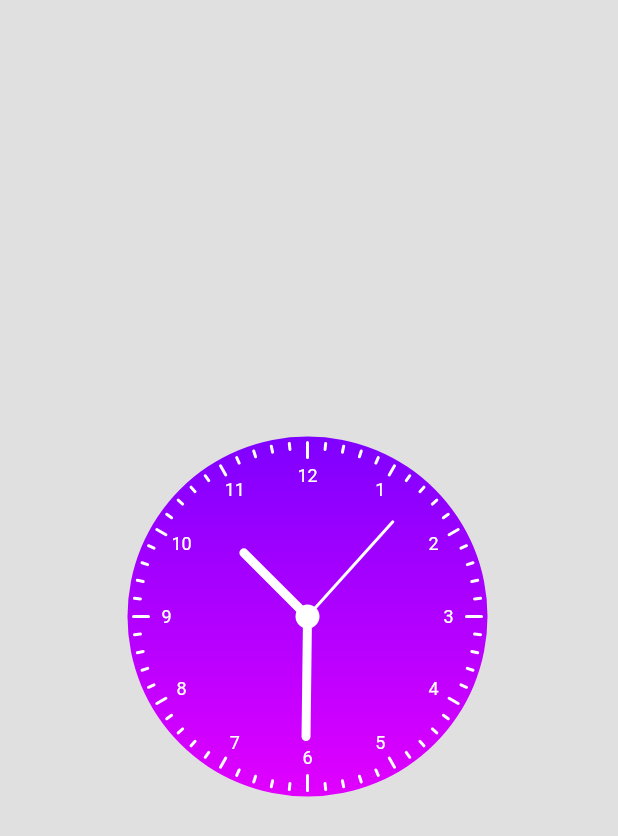
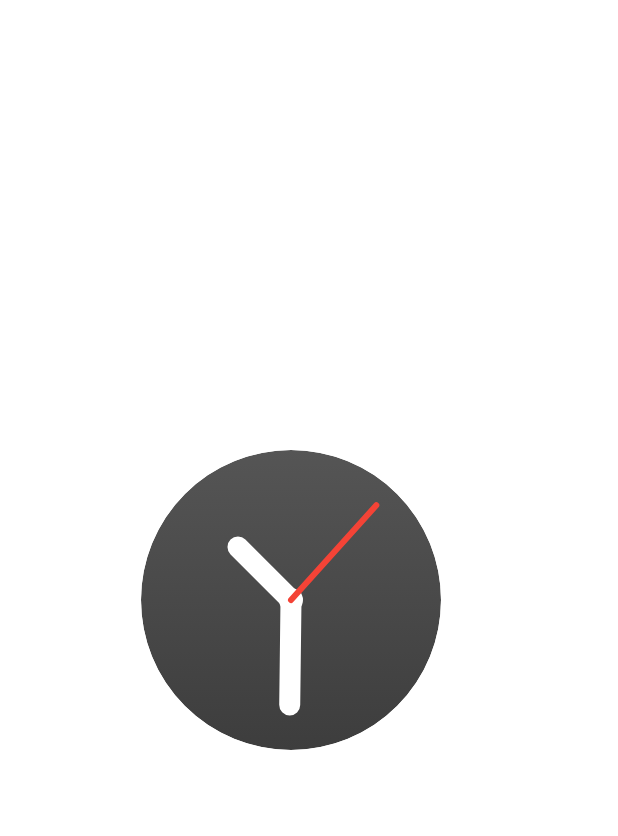
Before and after one commit to Bharathh-Raj/clock_app, a Flutter app: the screen it shows after launch, on a phone screen of 412 x 824 dp. Shown: the top 836 px of the screen. Run offline on Flutter 3.47's test engine with Material 2 defaults, Android fonts, the phone set to English and light mode, and no system bars.

Commit message:
added Material clock face

```diff
--- /dev/null
+++ b/lib/clock_faces/material_clock_face.dart
@@ -0,0 +1,29 @@
+import 'package:clock_app/core/clock/clock.dart';
+import 'package:flutter/material.dart';
+
+class MaterialClockFace extends StatelessWidget {
+  const MaterialClockFace({Key? key}) : super(key: key);
+
+  @override
+  Widget build(BuildContext context) {
+    return Container(
+      color: Colors.white10,
+      child: Center(
+        child: Clock(
+          clockRadius: 100,
+          hourHandLength: 50,
+          minuteHandLength: 70,
+          secondHandLength: 85,
+          showClockFrame: true,
+          showMinuteLines: false,
+          clockFrameStrokeWidth: 24,
+          gradientColorList: [Color(0xff555555), Color(0xff3D3D3D)],
+          hourHandStrokeWidth: 14,
+          minuteHandStrokeWidth: 14,
+          secondHandStrokeWidth: 4,
+          secondHandColor: Colors.red,
+        ),
+      ),
+    );
+  }
+}
--- a/lib/core/clock/base_clock.dart
+++ b/lib/core/clock/base_clock.dart
@@ -12,6 +12,8 @@ class BaseClock extends CustomPainter {
   final double clockRadius;
   final bool showClockFrame;
   final double clockFrameStrokeWidth;
+  final List<Color> gradientColorList;
+  final bool showMinuteLines;
   late final double _minuteLineExtremePointRadius;
 
   BaseClock({
@@ -22,6 +24,8 @@ class BaseClock extends CustomPainter {
     required this.minuteLineDivBy5Length,
     required this.minuteLineDivBy15Length,
     required this.clockFrameStrokeWidth,
+    required this.gradientColorList,
+    required this.showMinuteLines,
   }) : _minuteLineExtremePointRadius = clockRadius - spaceBeyondMinuteLine;
 
   @override
@@ -32,7 +36,7 @@ class BaseClock extends CustomPainter {
     canvas.translate(clockRadius, clockRadius);
     _drawBaseCircle(canvas);
     if (showClockFrame) _drawClockFrame(canvas);
-    _drawMinutesLine(canvas);
+    if (showMinuteLines) _drawMinutesLine(canvas);
     _drawCenterCircle(canvas);
     canvas.restore();
   }
@@ -42,10 +46,16 @@ class BaseClock extends CustomPainter {
       ..shader = ui.Gradient.linear(
         Offset(0, -clockRadius),
         Offset(0, clockRadius),
-        [Color(0xff7f00ff), Color(0xffE100FF)],
+        gradientColorList,
       )
       ..style = PaintingStyle.fill;
     canvas.drawCircle(Offset(0, 0), clockRadius, _paint);
+  }
+
+  void _drawShadow(Canvas canvas) {
+    final Path path = Path();
+    path.addOval(Rect.fromCircle(center: Offset(0, 0), radius: clockRadius + 24));
+    canvas.drawShadow(path, Color(0xff000000), 3, true);
   }
 
   void _drawClockFrame(Canvas canvas) {
--- a/lib/clock_faces/samsung_watch_face/samsung_watch.dart
+++ b/lib/core/clock/clock.dart
@@ -2,7 +2,7 @@ import 'package:clock_app/core/clock/base_clock.dart';
 import 'package:clock_app/core/clock/clock_hands.dart';
 import 'package:flutter/material.dart';
 
-class SamsungWatch extends StatefulWidget {
+class Clock extends StatefulWidget {
   final double clockRadius;
   final double spaceBeyondMinuteLine;
   final double minuteLineLength;
@@ -11,17 +11,34 @@ class SamsungWatch extends StatefulWidget {
   final double hourHandLength;
   final double minuteHandLength;
   final double secondHandLength;
+  final double hourHandStrokeWidth;
+  final double minuteHandStrokeWidth;
+  final double secondHandStrokeWidth;
 
   final bool showSecondHand;
   final bool showMinuteHand;
   final bool showHourHand;
+  final bool showMinuteLines;
+
+  final Color hourHandColor;
+  final Color minuteHandColor;
+  final Color secondHandColor;
 
   final bool showClockFrame;
   final double clockFrameStrokeWidth;
 
-  const SamsungWatch({
+  final List<Color> gradientColorList;
+
+  const Clock({
     Key? key,
     required this.clockRadius,
+    required this.gradientColorList,
+    required this.hourHandStrokeWidth,
+    required this.minuteHandStrokeWidth,
+    required this.secondHandStrokeWidth,
+    this.hourHandColor = Colors.white,
+    this.minuteHandColor = Colors.white,
+    this.secondHandColor = Colors.white,
     this.spaceBeyondMinuteLine = 4,
     this.minuteLineLength = 4,
     this.minuteLineDivBy5Length = 7,
@@ -29,6 +46,7 @@ class SamsungWatch extends StatefulWidget {
     this.minuteHandLength = 0,
     this.hourHandLength = 0,
     this.secondHandLength = 0,
+    this.showMinuteLines = true,
     this.showSecondHand = true,
     this.showMinuteHand = true,
     this.showHourHand = true,
@@ -37,10 +55,10 @@ class SamsungWatch extends StatefulWidget {
   }) : super(key: key);
 
   @override
-  _SamsungWatchState createState() => _SamsungWatchState();
+  _ClockState createState() => _ClockState();
 }
 
-class _SamsungWatchState extends State<SamsungWatch> {
+class _ClockState extends State<Clock> {
   late DateTime _currentTime;
   late final Stream<DateTime> _timer;
   @override
@@ -61,6 +79,7 @@ class _SamsungWatchState extends State<SamsungWatch> {
       child: CustomPaint(
         size: Size(widget.clockRadius * 2, widget.clockRadius * 2),
         painter: BaseClock(
+          showMinuteLines: widget.showMinuteLines,
           clockRadius: widget.clockRadius,
           minuteLineLength: widget.minuteLineLength,
           minuteLineDivBy5Length: widget.minuteLineDivBy5Length,
@@ -68,6 +87,7 @@ class _SamsungWatchState extends State<SamsungWatch> {
           spaceBeyondMinuteLine: widget.spaceBeyondMinuteLine,
           showClockFrame: widget.showClockFrame,
           clockFrameStrokeWidth: widget.clockFrameStrokeWidth,
+          gradientColorList: widget.gradientColorList,
         ),
         willChange: false,
         child: StreamBuilder(
@@ -83,6 +103,12 @@ class _SamsungWatchState extends State<SamsungWatch> {
                 showHourHand: widget.showHourHand,
                 showMinuteHand: widget.showMinuteHand,
                 showSecondHand: widget.showSecondHand,
+                hourHandStrokeWidth: widget.hourHandStrokeWidth,
+                minuteHandStrokeWidth: widget.minuteHandStrokeWidth,
+                secondHandStrokeWidth: widget.secondHandStrokeWidth,
+                hourHandColor: widget.hourHandColor,
+                secondHandColor: widget.secondHandColor,
+                minuteHandColor: widget.minuteHandColor,
               ),
               willChange: true,
             );
--- a/lib/core/clock/clock_hands.dart
+++ b/lib/core/clock/clock_hands.dart
@@ -9,6 +9,12 @@ class ClockHands extends CustomPainter {
   final double hourHandLength;
   final double minuteHandLength;
   final double secondHandLength;
+  final double hourHandStrokeWidth;
+  final double minuteHandStrokeWidth;
+  final double secondHandStrokeWidth;
+  final Color hourHandColor;
+  final Color minuteHandColor;
+  final Color secondHandColor;
   final DateTime dateTime;
   final double clockRadius;
 
@@ -17,6 +23,12 @@ class ClockHands extends CustomPainter {
   final bool showHourHand;
 
   ClockHands({
+    required this.hourHandStrokeWidth,
+    required this.minuteHandStrokeWidth,
+    required this.secondHandStrokeWidth,
+    required this.minuteHandColor,
+    required this.secondHandColor,
+    required this.hourHandColor,
     required this.clockRadius,
     required this.dateTime,
     required this.minuteHandLength,
@@ -43,9 +55,9 @@ class ClockHands extends CustomPainter {
   void _drawHoursHand(Canvas canvas) {
     final Paint _paint = Paint()
       ..style = PaintingStyle.fill
-      ..strokeWidth = 6
+      ..strokeWidth = hourHandStrokeWidth
       ..strokeCap = ui.StrokeCap.round
-      ..color = Colors.white;
+      ..color = hourHandColor;
 
     final double _hourHandTheta = ((dateTime.hour % 12) * Constants.angleBetweenEachHourLine) +
         (Constants.angleBetweenEachHourLine * ((1 / Constants.numberOfMinutes) * dateTime.minute));
@@ -57,9 +69,9 @@ class ClockHands extends CustomPainter {
   void _drawMinuteHand(Canvas canvas) {
     final Paint _paint = Paint()
       ..style = PaintingStyle.fill
-      ..strokeWidth = 6
+      ..strokeWidth = minuteHandStrokeWidth
       ..strokeCap = ui.StrokeCap.round
-      ..color = Colors.white;
+      ..color = minuteHandColor;
 
     final double _minuteHandTheta = (dateTime.minute * Constants.angleBetweenEachMinuteLine) +
         (Constants.angleBetweenEachMinuteLine * ((1 / Constants.numberOfSeconds) * dateTime.second));
@@ -71,9 +83,9 @@ class ClockHands extends CustomPainter {
   void _drawSecondHand(Canvas canvas) {
     final Paint _paint = Paint()
       ..style = PaintingStyle.fill
-      ..strokeWidth = 2
+      ..strokeWidth = secondHandStrokeWidth
       ..strokeCap = ui.StrokeCap.round
-      ..color = Colors.white;
+      ..color = secondHandColor;
 
     canvas.drawLine(
         Offset(0, 0),
--- a/lib/main.dart
+++ b/lib/main.dart
@@ -1,5 +1,7 @@
-import 'package:clock_app/clock_faces/samsung_watch_face/samsung_watch.dart';
+import 'package:clock_app/clock_faces/samsung_clock_face.dart';
 import 'package:flutter/material.dart';
+
+import 'clock_faces/material_clock_face.dart';
 
 void main() {
   runApp(MyApp());
@@ -22,15 +24,11 @@ class MyApp extends StatelessWidget {
 class MyHomePage extends StatelessWidget {
   @override
   Widget build(BuildContext context) {
-    return Scaffold(
-        backgroundColor: Colors.black12,
-        body: Center(
-          child: SamsungWatch(
-            clockRadius: 120,
-            hourHandLength: 60,
-            minuteHandLength: 80,
-            secondHandLength: 85,
-          ),
-        ));
+    return PageView(
+      children: [
+        MaterialClockFace(),
+        SamsungClockFace(),
+      ],
+    );
   }
 }
```
Also changed, not shown: lib/clock_faces/samsung_clock_face.dart (added, +32 -0 lines).
